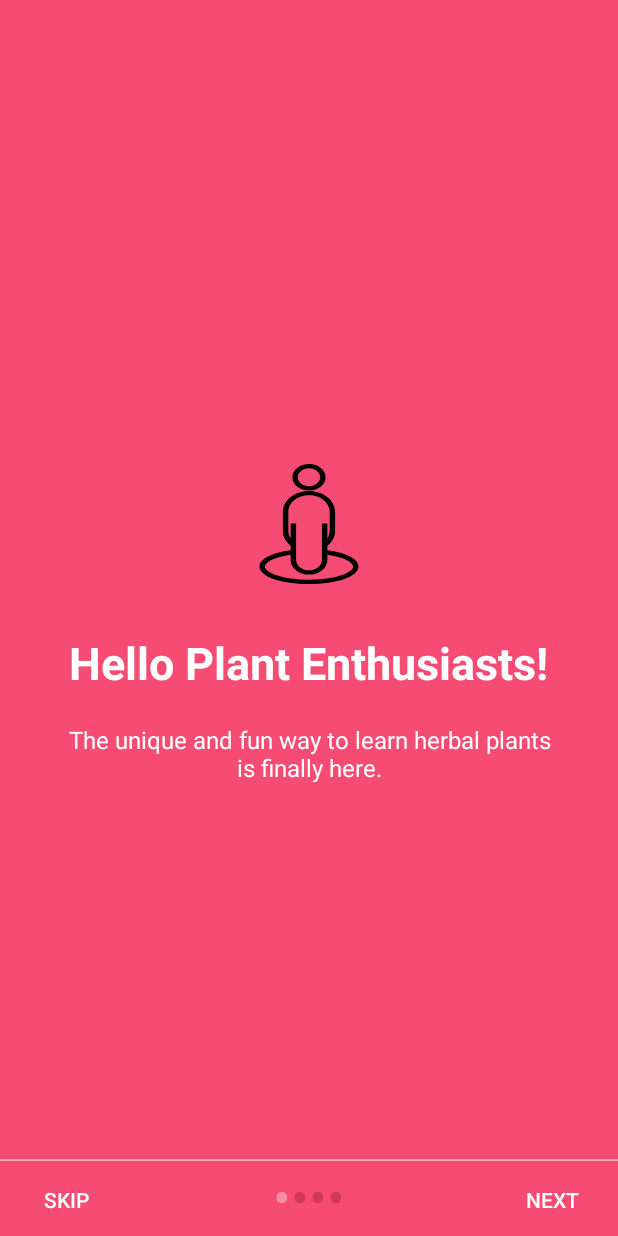
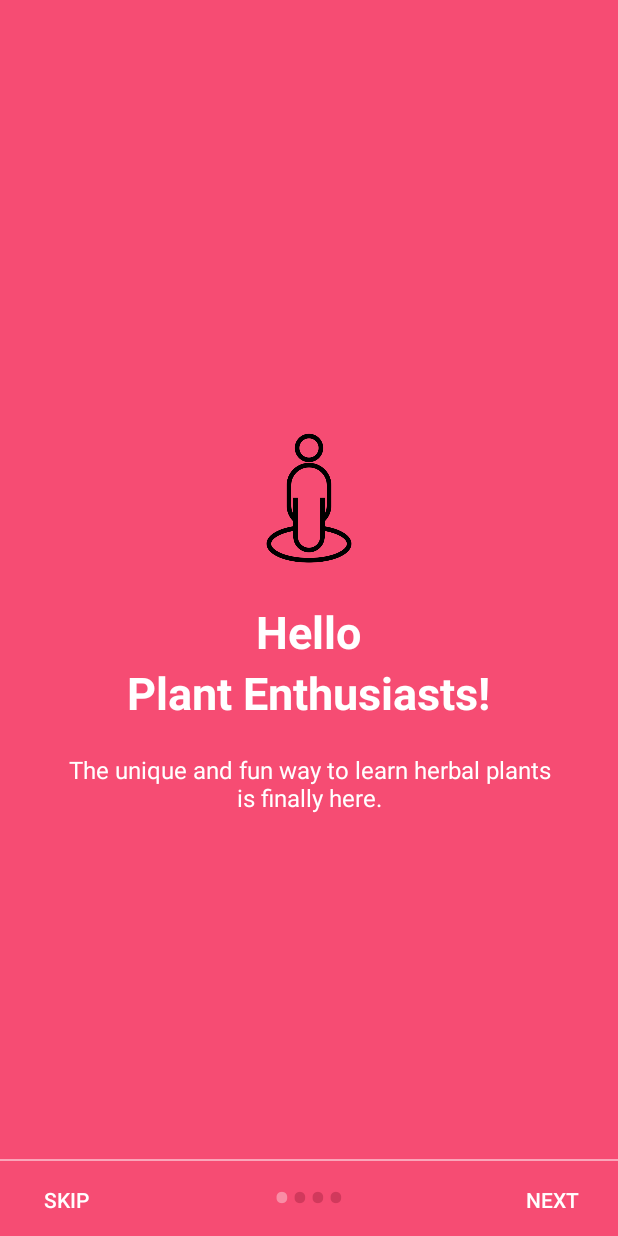
Before and after one commit to CiaraLachica0228/PLARVISapplication, an Android app: the IntroActivity screen opened directly, with no data from a screen before it, on a phone screen of 412 x 824 dp. Run offline under Robolectric (Android 15) with nearby library versions, the phone set to English and light mode, and no system bars.

Commit message:
Commit changes partial - 3

```diff
--- a/app/src/main/res/layout/welcome_slide1.xml
+++ b/app/src/main/res/layout/welcome_slide1.xml
@@ -14,7 +14,15 @@
         <ImageView
             android:layout_width="@dimen/img_width_height"
             android:layout_height="@dimen/img_width_height"
-            android:src="@drawable/ic_person"/>
+            android:src="@drawable/person"/>
+
+        <TextView
+            android:layout_width="wrap_content"
+            android:layout_height="wrap_content"
+            android:text="@string/slide_1_title1"
+            android:textColor="@android:color/white"
+            android:textSize="@dimen/slide_title"
+            android:textStyle="bold" />
 
         <TextView
             android:layout_width="wrap_content"
--- a/app/src/main/res/layout/welcome_slide2.xml
+++ b/app/src/main/res/layout/welcome_slide2.xml
@@ -14,7 +14,7 @@
         <ImageView
             android:layout_width="@dimen/img_width_height"
             android:layout_height="@dimen/img_width_height"
-            android:src="@drawable/ic_uses"/>
+            android:src="@drawable/uses"/>
 
         <TextView
             android:layout_width="wrap_content"
--- a/app/src/main/res/layout/welcome_slide3.xml
+++ b/app/src/main/res/layout/welcome_slide3.xml
@@ -14,7 +14,7 @@
         <ImageView
             android:layout_width="@dimen/img_width_height"
             android:layout_height="@dimen/img_width_height"
-            android:src="@drawable/ic_techniques"/>
+            android:src="@drawable/techniques"/>
 
         <TextView
             android:layout_width="wrap_content"
--- a/app/src/main/res/layout/welcome_slide4.xml
+++ b/app/src/main/res/layout/welcome_slide4.xml
@@ -14,7 +14,7 @@
         <ImageView
             android:layout_width="@dimen/img_width_height"
             android:layout_height="@dimen/img_width_height"
-            android:src="@drawable/ic_location"/>
+            android:src="@drawable/location"/>
 
         <TextView
             android:layout_width="wrap_content"
--- a/app/src/main/res/values/strings.xml
+++ b/app/src/main/res/values/strings.xml
@@ -75,7 +75,8 @@
     <string name="skip">SKIP</string>
     <string name="start">GOT IT</string>
 
-    <string name="slide_1_title">Hello Plant Enthusiasts!</string>
+    <string name="slide_1_title1">Hello </string>
+    <string name="slide_1_title">Plant Enthusiasts!</string>
     <string name="slide_1_desc">The unique and fun way to learn herbal plants is finally here.</string>
 
     <string name="slide_2_title">Plant Uses</string>
```
Also changed, not shown: app/src/main/res/drawable/location.png (added), app/src/main/res/drawable/person.png (added), app/src/main/res/drawable/techniques.png (added), app/src/main/res/drawable/uses.png (added).
